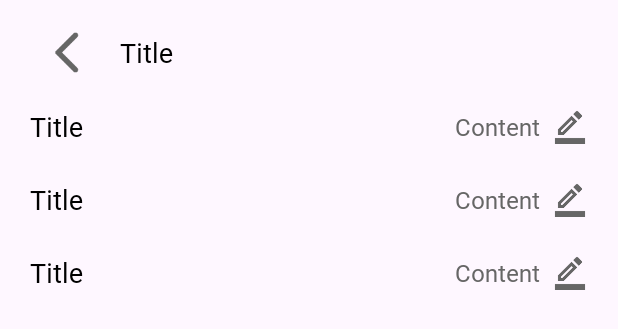
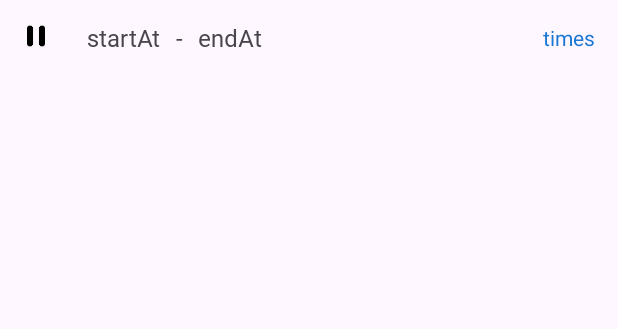
Before and after one commit to thvy815/FocusFlow_Frontend, an Android app: the layout item_detail_record.xml on its own in the app's theme, with its tools: preview values and no code run, on a phone screen of 412 x 824 dp. Shown: the top 329 px of the screen. Run offline under Robolectric (Android 15) with nearby library versions, the phone set to English and light mode, and no system bars; Roboto replaces fonts that are not available here.

Commit message:
recycle view

```diff
--- a/app/src/main/res/layout/item_detail_record.xml
+++ b/app/src/main/res/layout/item_detail_record.xml
@@ -1,37 +1,64 @@
 <?xml version="1.0" encoding="utf-8"?>
-<androidx.constraintlayout.widget.ConstraintLayout xmlns:android="http://schemas.android.com/apk/res/android"
+<LinearLayout xmlns:android="http://schemas.android.com/apk/res/android"
     android:layout_width="match_parent"
-    android:layout_height="match_parent"
-    xmlns:app="http://schemas.android.com/apk/res-auto">
+    android:layout_height="wrap_content"
+    android:orientation="vertical"
+    >
 
     <LinearLayout
         android:layout_width="match_parent"
-        android:layout_height="wrap_content"
-        android:layout_marginStart="20dp"
-        android:layout_marginEnd="20dp"
-        android:layout_marginTop="10dp"
-        android:orientation="vertical"
+        android:layout_height="50dp"
+        android:orientation="horizontal">
 
-        app:layout_constraintEnd_toEndOf="parent"
-        app:layout_constraintHorizontal_bias="0.0"
-        app:layout_constraintStart_toStartOf="parent"
-        app:layout_constraintTop_toTopOf="parent">
+        <ImageView
+            android:layout_width="48dp"
+            android:layout_height="48dp"
+            android:padding="12dp"
+            android:src="@drawable/ic_pause" />
 
-        <include
-            android:id="@+id/task_name"
-            layout="@layout/item_title_pomodoro"/>
+        <LinearLayout
+            android:layout_width="0dp"
+            android:layout_height="wrap_content"
+            android:orientation="horizontal"
+            android:layout_gravity="center"
+            android:layout_weight="1"
+            android:layout_marginStart="10dp">
 
-        <include
-            android:id="@+id/start_from_input"
-            layout="@layout/item_row_text"/>
+            <TextView
+                android:id="@+id/txtStartTime"
+                android:layout_width="wrap_content"
+                android:layout_height="wrap_content"
+                android:text="startAt"
+                android:textSize="16sp"
+                android:fontFamily="@font/mpr1c_medium"/>
 
-        <include
-            android:id="@+id/end_at_input"
-            layout="@layout/item_row_text"/>
+            <TextView
+                android:layout_width="wrap_content"
+                android:layout_marginStart="10dp"
+                android:layout_marginEnd="10dp"
+                android:layout_height="wrap_content"
+                android:text="-"
+                android:textSize="16sp"
+                android:fontFamily="@font/mpr1c_medium"/>
 
-        <include
+            <TextView
+                android:id="@+id/txtEndTime"
+                android:layout_width="wrap_content"
+                android:layout_height="wrap_content"
+                android:text="endAt"
+                android:textSize="16sp"
+                android:fontFamily="@font/mpr1c_medium"/>
+        </LinearLayout>
+
+        <TextView
             android:id="@+id/duration"
-            layout="@layout/item_row_text"/>
+            android:layout_width="wrap_content"
+            android:layout_height="wrap_content"
+            android:layout_gravity="center"
+            android:gravity="center"
+            android:text="times"
+            android:textColor="#1976D2"
+            android:layout_marginEnd="15dp" />
+    </LinearLayout>
 
-    </LinearLayout>
-</androidx.constraintlayout.widget.ConstraintLayout>
+</LinearLayout>
```
Also changed, not shown: app/src/main/java/com/example/focusflow_frontend/presentation/pomo/DetailRecordAdapter.java (added, +63 -0 lines), app/src/main/java/com/example/focusflow_frontend/presentation/pomo/DetailRecordBottomSheet.java (+41 -30 lines), app/src/main/java/com/example/focusflow_frontend/presentation/pomo/FocusRecordAdapter.java (added, +91 -0 lines), app/src/main/java/com/example/focusflow_frontend/presentation/pomo/FocusRecordBottomSheet.java (+42 -0 lines), app/src/main/java/com/example/focusflow_frontend/presentation/pomo/FocusStatisticsBottomSheet.java (+9 -0 lines), app/src/main/java/com/example/focusflow_frontend/presentation/pomo/PomodoroFragment.java (+13 -22 lines), app/src/main/java/com/example/focusflow_frontend/presentation/pomo/PomodoroViewModel.java (+26 -0 lines), app/src/main/res/layout/item_focus_record.xml (+30 -5 lines).
